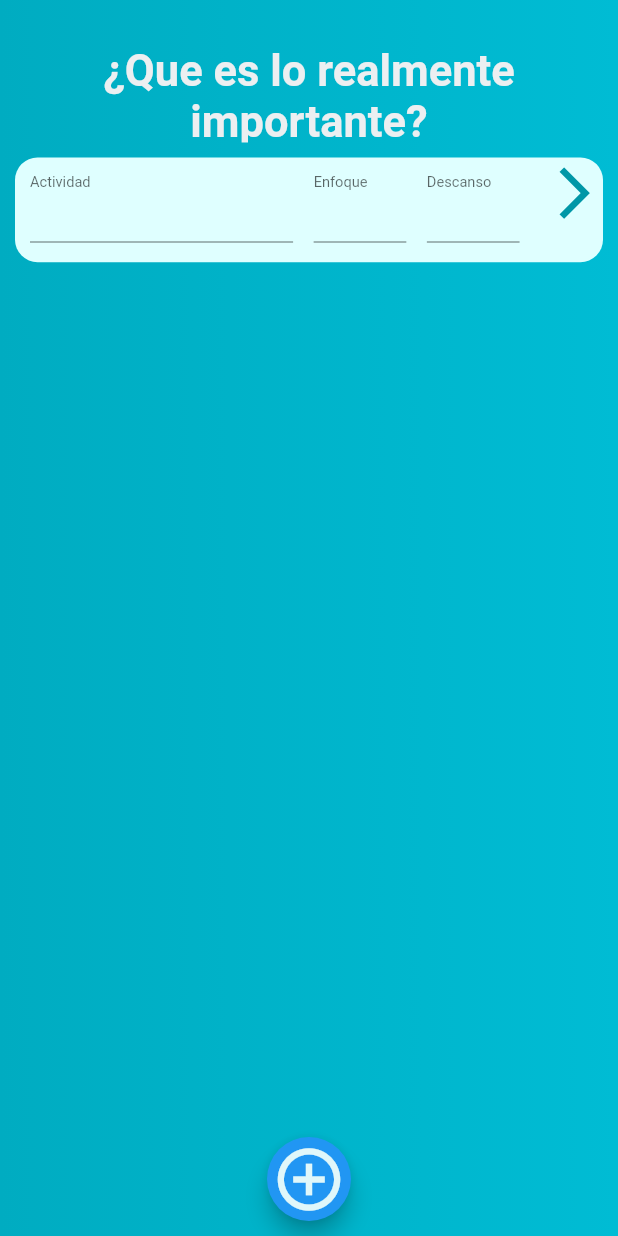
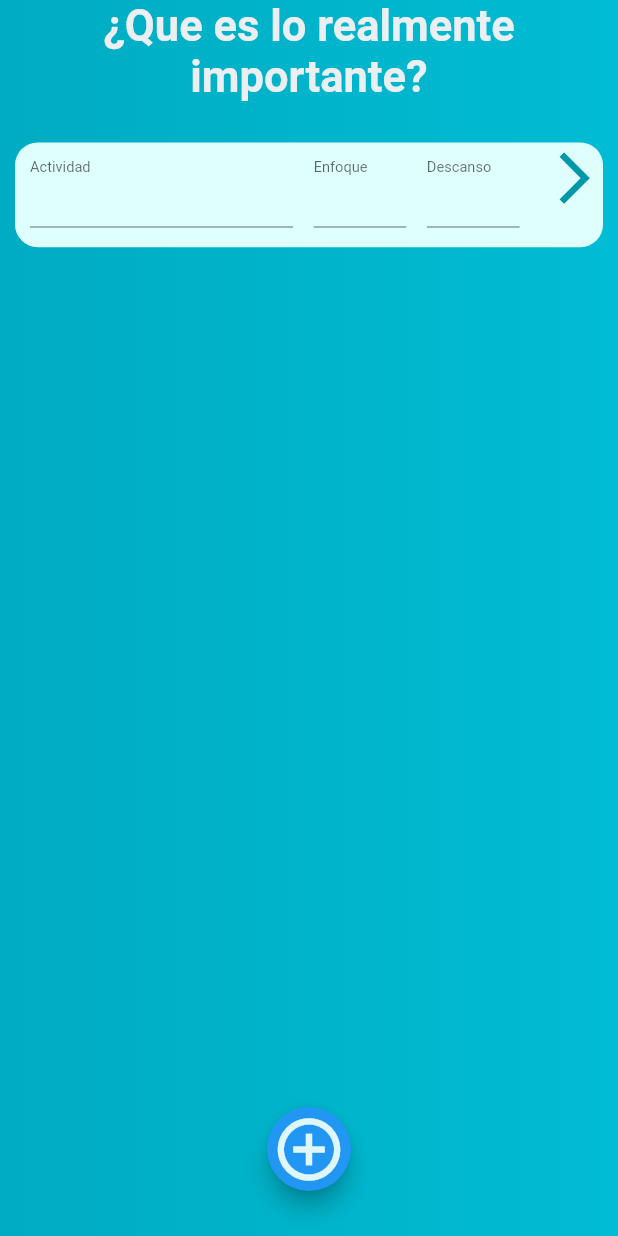
Before and after one commit to IsraMejia/Aquadoro, a Flutter app: the screen it shows after launch, after a tap on the "add circle outline" icon, on a phone screen of 412 x 824 dp. Run offline on Flutter 3.47's test engine with Material 2 defaults, Android fonts, the phone set to English and light mode, and no system bars; our stand-ins replace animated_text_kit, splashscreen.

Commit message:
Correccion en diseños para pantallas grandes y safe area del goals page

```diff
--- a/lib/aquadoro.dart
+++ b/lib/aquadoro.dart
@@ -28,9 +28,10 @@ class _AquadoroState extends State<Aquadoro> {
             child: Column(
               children: <Widget>[
                  _nuestroApbar( context),
-                 Expanded(child: Container()),
+                //  Expanded(child: Container()),
+                 SizedBox(height: 40,),
                  _contadorAcuadoros(),
-                 SizedBox(height: 10,),
+                 SizedBox(height: 20,),
                  _aquadoroStack(),
                  Expanded(child: Container()),
                  _botones(),
--- a/lib/goals_page.dart
+++ b/lib/goals_page.dart
@@ -22,13 +22,11 @@ class _GoalsPageState extends State<GoalsPage> with TickerProviderStateMixin {
         children: <Widget>[
          fondoMetas(),
 
-
-          Column(
+         SafeArea(
+           child: Column(
             children: [
 
-          SafeArea(child: _fadeText()
-            //Text('¿Qué es lo realmente importante?')
-          ),
+            _fadeText(),
 
             Flexible(
               child:  ListView.builder(
@@ -82,8 +80,9 @@ class _GoalsPageState extends State<GoalsPage> with TickerProviderStateMixin {
               size: 50.0,
               ),
             ),
-          Container(height: 10)
+            Container(height: 30)
            ],
+        ),
          )
           //Colum metas Listview.builder
 
@@ -109,10 +108,10 @@ class _GoalsPageState extends State<GoalsPage> with TickerProviderStateMixin {
 
   Widget _fadeText() {
     return  Container(
-      margin: EdgeInsets.only(left: 10.0, right: 10.0, top:30.0) ,
+      margin: EdgeInsets.only(bottom :10.0) ,
       child: SizedBox(
         width: 350.0,
-        height: 65.0,
+        height: 75.0,
         child: FadeAnimatedTextKit(
           repeatForever: true,
 
@@ -138,7 +137,7 @@ class _GoalsPageState extends State<GoalsPage> with TickerProviderStateMixin {
 
   Widget _agregarCard( ){
     final animacionCards = new AnimationController(
-        duration: const Duration(milliseconds: 800),
+        duration: const Duration(milliseconds: 300),
         vsync: this, //necesario para el tricker, impulsa la animacion hacia delante
     );
     GoalCard meta = new GoalCard(
```
Lines whose indentation alone changed are shown as unchanged.
